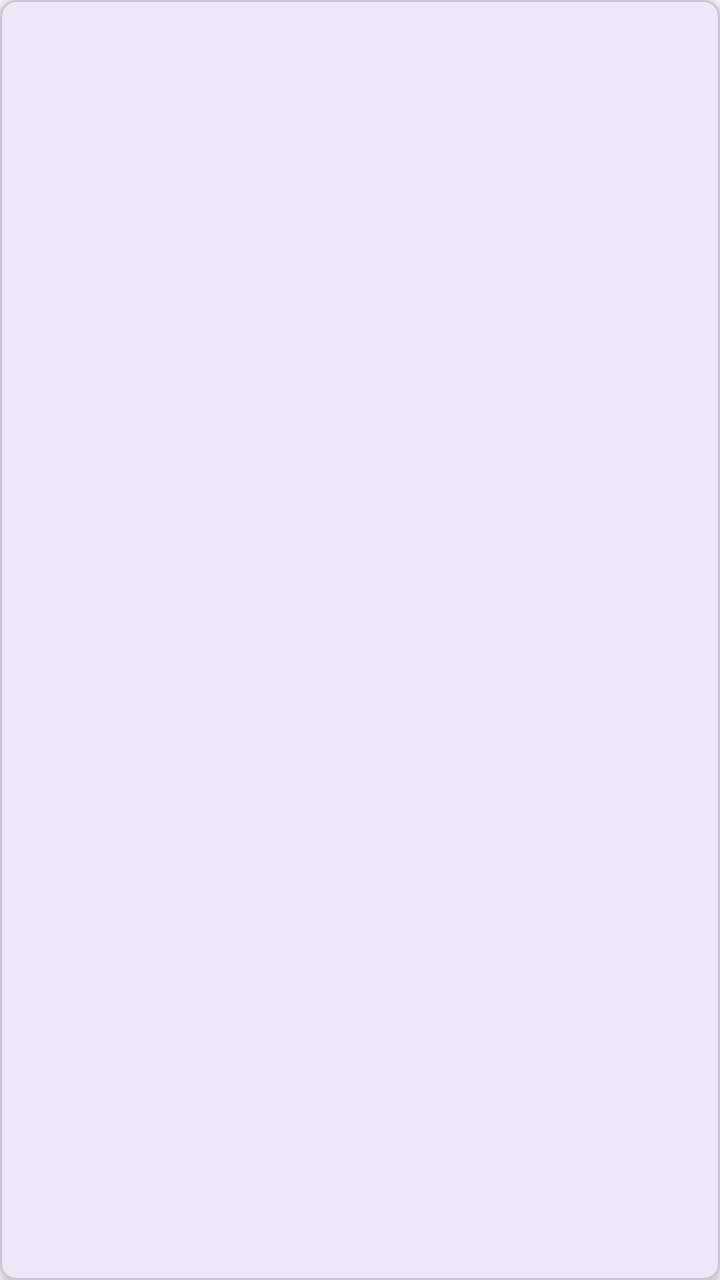
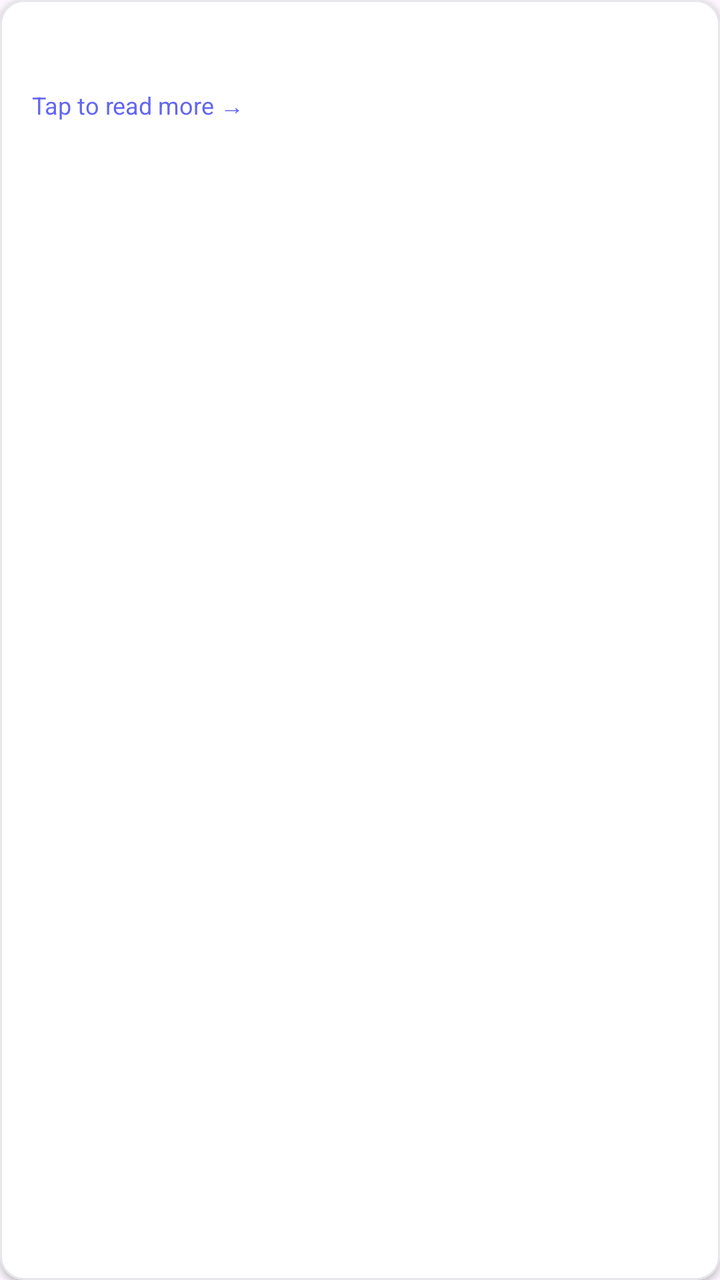

Two renders of the same Android screen: before a commit and after it. Below are the layout's source before the change and the commit's diff.
<!-- AndroidManifest.xml: application theme Theme.NIT3213App -->
<!-- res/layout/item_entity.xml -->
<?xml version="1.0" encoding="utf-8"?>
<com.google.android.material.card.MaterialCardView
    xmlns:android="http://schemas.android.com/apk/res/android"
    xmlns:app="http://schemas.android.com/apk/res-auto"
    android:layout_width="match_parent"
    android:layout_height="wrap_content"
    android:layout_margin="8dp"
    app:cardCornerRadius="8dp"
    app:cardElevation="4dp">

    <LinearLayout
        android:layout_width="match_parent"
        android:layout_height="wrap_content"
        android:orientation="vertical"
        android:padding="16dp">

        <TextView
            android:id="@+id/tvEntitySummary"
            android:layout_width="match_parent"
            android:layout_height="wrap_content"
            android:textSize="16sp"
            android:textColor="@android:color/black" />

    </LinearLayout>

</com.google.android.material.card.MaterialCardView>
<!-- resources referenced by this layout -->
<resources>
  <style name="Theme.NIT3213App" parent="Base.Theme.NIT3213App" />
  <style name="Base.Theme.NIT3213App" parent="Theme.Material3.DayNight.NoActionBar">
          
          
      </style>
</resources>

<!-- the commit's change to res/layout/item_entity.xml (unified diff, before → after) -->
@@ -4,9 +4,13 @@
     xmlns:app="http://schemas.android.com/apk/res-auto"
     android:layout_width="match_parent"
     android:layout_height="wrap_content"
-    android:layout_margin="8dp"
-    app:cardCornerRadius="8dp"
-    app:cardElevation="4dp">
+    android:layout_marginHorizontal="4dp"
+    android:layout_marginVertical="6dp"
+    app:cardCornerRadius="12dp"
+    app:cardElevation="2dp"
+    app:strokeWidth="1dp"
+    app:strokeColor="#E5E7EB"
+    app:cardBackgroundColor="#FFFFFF">
 
     <LinearLayout
         android:layout_width="match_parent"
@@ -18,8 +22,17 @@
             android:id="@+id/tvEntitySummary"
             android:layout_width="match_parent"
             android:layout_height="wrap_content"
-            android:textSize="16sp"
-            android:textColor="@android:color/black" />
+            android:textSize="15sp"
+            android:textColor="#374151"
+            android:lineSpacingMultiplier="1.4" />
+
+        <TextView
+            android:layout_width="wrap_content"
+            android:layout_height="wrap_content"
+            android:text="Tap to read more →"
+            android:textSize="12sp"
+            android:textColor="#6366F1"
+            android:layout_marginTop="8dp" />
 
     </LinearLayout>
 
